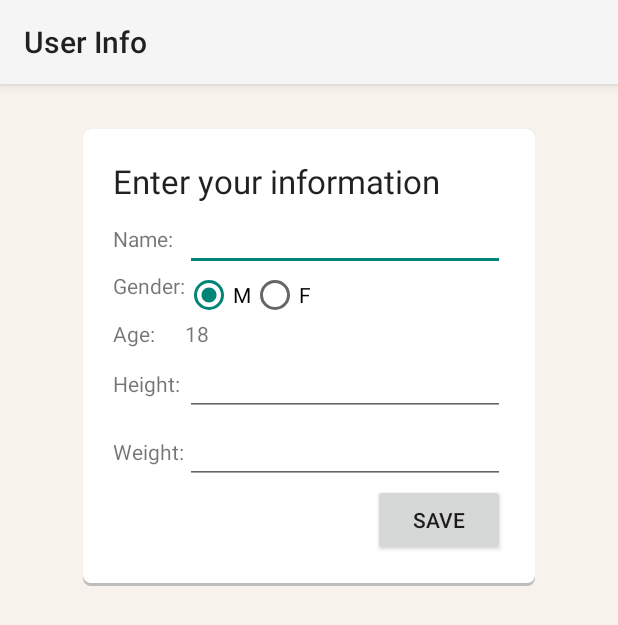
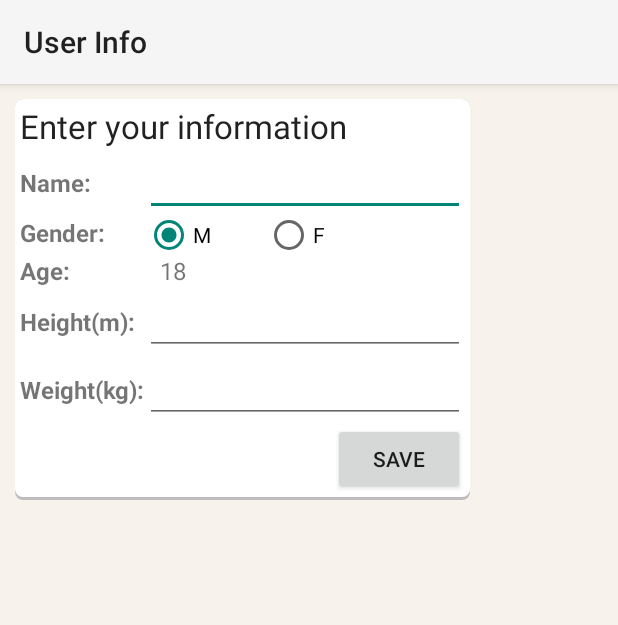
Before and after one commit to billyng7900/stepcounter, an Android app: the UserInfoActivity screen opened directly, with no data from a screen before it, on a phone screen of 412 x 824 dp. Shown: the top 625 px of the screen. Run offline under Robolectric (Android 15) with nearby library versions, the phone set to English and light mode, and no system bars.

Commit message:
edit layout of userinfo.xml

```diff
--- a/app/src/main/res/layout/activity_userinfo.xml
+++ b/app/src/main/res/layout/activity_userinfo.xml
@@ -1,6 +1,6 @@
 <?xml version="1.0" encoding="utf-8"?>
 <LinearLayout xmlns:android="http://schemas.android.com/apk/res/android"
-    android:orientation="vertical" android:layout_width="match_parent"
+    android:layout_width="match_parent"
     android:layout_height="match_parent"
     android:weightSum="1"
     android:background="@color/bg_color">
@@ -8,14 +8,11 @@
     <GridLayout
         android:layout_width="wrap_content"
         android:layout_height="wrap_content"
-        android:columnCount="2"
+        android:columnCount="3"
         android:rowCount="8"
-        android:layout_gravity="center_horizontal"
         android:background="@drawable/layout_rectangle"
-        android:padding="20dp"
-        android:layout_marginLeft="20dp"
-        android:layout_marginTop="30dp"
-        android:layout_marginRight="20dp" >
+        android:padding="3dp"
+        android:layout_margin="10dp">
 
 
         <TextView
@@ -34,7 +31,9 @@
             android:text="@string/name_Label"
             android:id="@+id/nameLabel"
             android:layout_row="2"
-            android:layout_column="0" />
+            android:layout_column="0"
+            android:textStyle="bold"
+            android:textSize="16dp" />
 
         <EditText
             android:layout_width="wrap_content"
@@ -51,11 +50,13 @@
             android:text="@string/gender_Label"
             android:id="@+id/genderLabel"
             android:layout_row="3"
-            android:layout_column="0" />
+            android:layout_column="0"
+            android:textStyle="bold"
+            android:textSize="16dp" />
 
         <RadioGroup
-            android:layout_width="match_parent"
-            android:layout_height="match_parent"
+            android:layout_width="wrap_content"
+            android:layout_height="wrap_content"
             android:layout_row="3"
             android:layout_column="1"
             android:orientation="horizontal"
@@ -63,17 +64,20 @@
 
             <RadioButton
                 android:layout_width="wrap_content"
-                android:layout_height="wrap_content"
+                android:layout_height="25dp"
                 android:text="M"
                 android:id="@+id/maleRadioButton"
                 android:layout_gravity="right"
                 android:checked="true"
-                android:onClick="selectGender" />
+                android:onClick="selectGender"
+                android:width="80dp"
+                android:height="10dp"/>
 
             <RadioButton
                 android:layout_width="wrap_content"
-                android:layout_height="wrap_content"
+                android:layout_height="25dp"
                 android:text="F"
+
                 android:id="@+id/famaleRadioButton"
                 android:checked="false"
                 android:onClick="selectGender" />
@@ -85,7 +89,9 @@
             android:text="@string/age_Label"
             android:id="@+id/ageLabel"
             android:layout_row="4"
-            android:layout_column="0" />
+            android:layout_column="0"
+            android:textStyle="bold"
+            android:textSize="16dp" />
 
         <TextView
             android:layout_width="wrap_content"
@@ -93,7 +99,9 @@
             android:text="18"
             android:id="@+id/userAgeInput"
             android:layout_row="4"
-            android:layout_column="1" />
+            android:layout_column="1"
+            android:textSize="16dp"
+            android:layout_marginLeft="10dp" />
 
         <TextView
             android:layout_width="wrap_content"
@@ -101,7 +109,9 @@
             android:text="@string/height_Label"
             android:id="@+id/heightLabel"
             android:layout_row="5"
-            android:layout_column="0" />
+            android:layout_column="0"
+            android:textStyle="bold"
+            android:textSize="16dp" />
 
         <EditText
             android:layout_width="wrap_content"
@@ -118,7 +128,9 @@
             android:text="@string/weight_Label"
             android:id="@+id/weightLabel"
             android:layout_row="6"
-            android:layout_column="0" />
+            android:layout_column="0"
+            android:textStyle="bold"
+            android:textSize="16dp"/>
 
         <EditText
             android:layout_width="wrap_content"
@@ -136,7 +148,9 @@
             android:id="@+id/saveUserInfoButton"
             android:layout_row="7"
             android:layout_column="1"
-            android:layout_gravity="right"
-            android:onClick="saveOnClick" />
+            android:onClick="saveOnClick"
+            android:textAlignment="center"
+            android:gravity="center"
+            android:layout_gravity="right" />
     </GridLayout>
 </LinearLayout>
--- a/app/src/main/res/values/strings.xml
+++ b/app/src/main/res/values/strings.xml
@@ -14,8 +14,8 @@
     <string name="name_Label">Name:</string>
     <string name="gender_Label">Gender:</string>
     <string name="age_Label">Age:</string>
-    <string name="height_Label">Height:</string>
-    <string name="weight_Label">Weight:</string>
+    <string name="height_Label">Height(m):</string>
+    <string name="weight_Label">Weight(kg):</string>
     <string name="save_user_info_button">Save</string>
     <string name="set_button">Set</string>
     <string name="cancelButton">Cancel</string>
```
